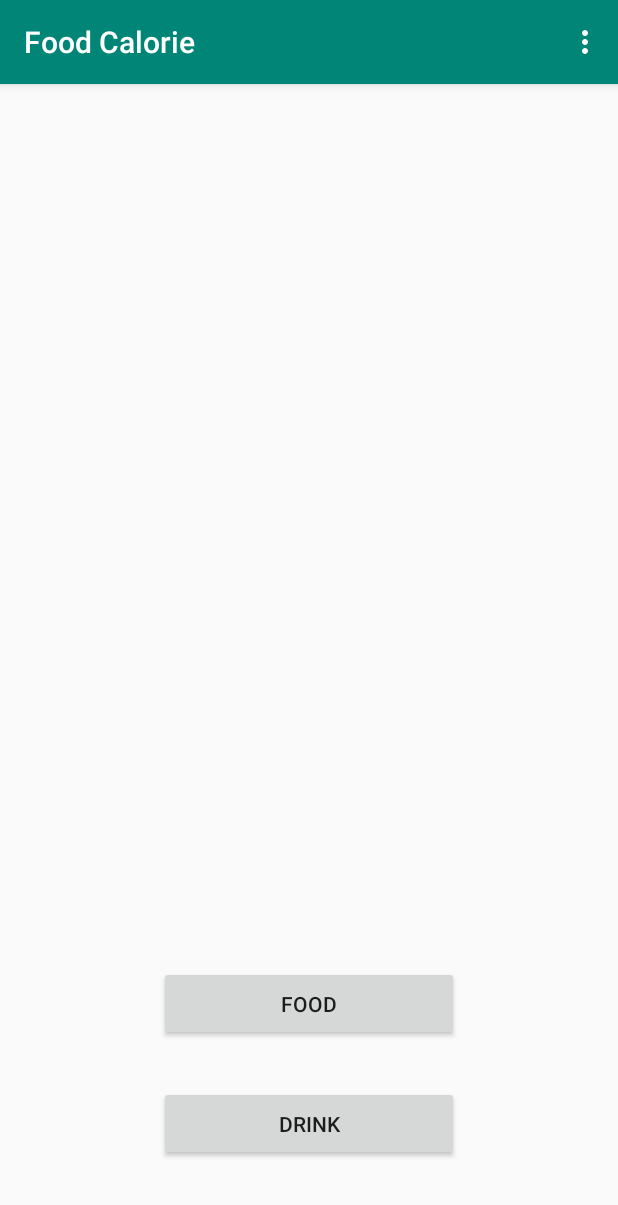
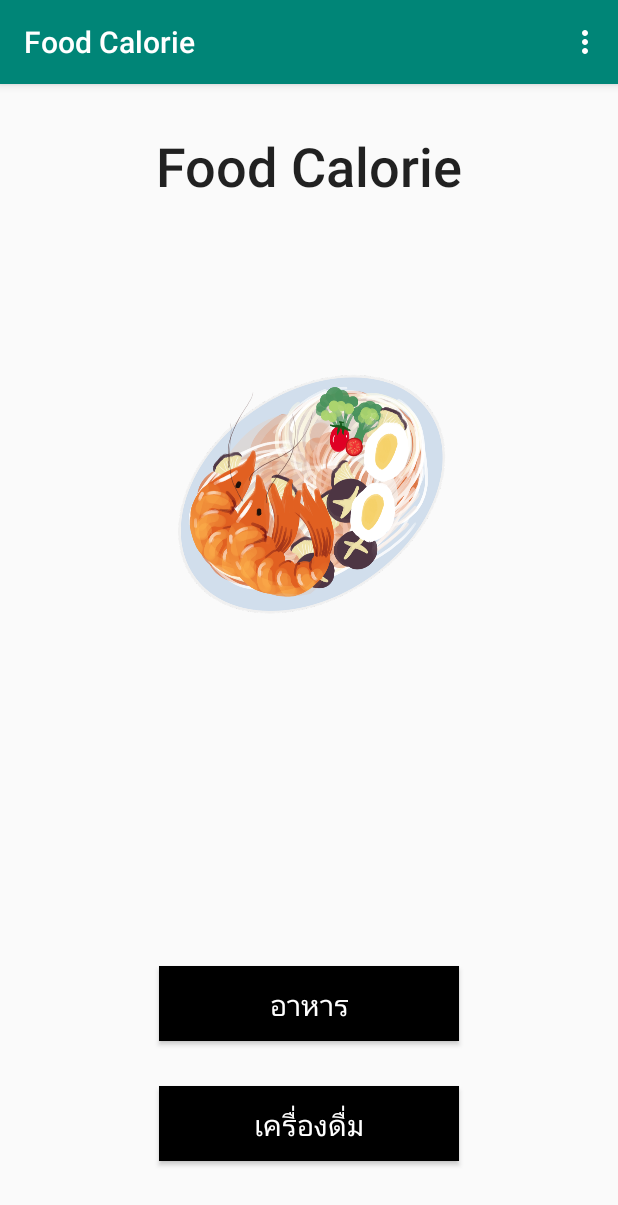
Before and after one commit to maisorawit/FoodCalorie_Kotlin, an Android app: the screen it shows after launch (MainActivity), on a phone screen of 412 x 824 dp. Shown: the top 1205 px of the screen. Run offline under Robolectric (Android 15) with nearby library versions, the phone set to English and light mode, and no system bars; our stand-ins replace data binding, navigation-ui.

Commit message:
Finish HomeV1

```diff
--- a/app/src/main/res/layout/fragment_home.xml
+++ b/app/src/main/res/layout/fragment_home.xml
@@ -13,7 +13,11 @@
             android:layout_width="@dimen/menu_width"
             android:layout_height="@dimen/menu_height"
             android:layout_marginBottom="30dp"
-            android:text="Food"
+            android:background="@color/black"
+            android:text="อาหาร"
+            android:textAppearance="@style/TextAppearance.AppCompat.Body2"
+            android:textColor="@color/white"
+            android:textSize="@dimen/text_nameicon"
             app:layout_constraintBottom_toTopOf="@+id/button_drink"
             app:layout_constraintEnd_toEndOf="parent"
             app:layout_constraintHorizontal_bias="0.5"
@@ -24,12 +28,38 @@
             android:layout_width="@dimen/menu_width"
             android:layout_height="@dimen/menu_height"
             android:layout_marginBottom="50dp"
-            android:text="Drink"
+            android:background="@color/black"
+            android:text="เครื่องดื่ม"
+            android:textAppearance="@style/TextAppearance.AppCompat.Body2"
+            android:textColor="@color/white"
+            android:textSize="@dimen/text_nameicon"
             app:layout_constraintBottom_toBottomOf="parent"
             app:layout_constraintEnd_toEndOf="parent"
             app:layout_constraintHorizontal_bias="0.5"
             app:layout_constraintStart_toStartOf="parent" />
 
+        <ImageView
+            android:id="@+id/imageView"
+            android:layout_width="199dp"
+            android:layout_height="189dp"
+            android:layout_marginTop="100dp"
+            app:layout_constraintEnd_toEndOf="parent"
+            app:layout_constraintStart_toStartOf="parent"
+            app:layout_constraintTop_toBottomOf="@+id/textView_icon"
+            app:srcCompat="@drawable/icon" />
+
+        <TextView
+            android:id="@+id/textView_icon"
+            android:layout_width="wrap_content"
+            android:layout_height="wrap_content"
+            android:layout_marginTop="30dp"
+            android:text="@string/text_icon"
+            android:textAppearance="@style/TextAppearance.AppCompat.Body2"
+            android:textSize="36sp"
+            app:layout_constraintEnd_toEndOf="parent"
+            app:layout_constraintStart_toStartOf="parent"
+            app:layout_constraintTop_toTopOf="parent" />
+
     </androidx.constraintlayout.widget.ConstraintLayout>
 
 </layout>
--- a/app/src/main/res/navigation/navigation.xml
+++ b/app/src/main/res/navigation/navigation.xml
@@ -32,7 +32,11 @@
         android:id="@+id/drinkMenuFragment"
         android:name="buu.informatics.s59160135.foodcalorie.DrinkMenuFragment"
         android:label="Drink Menu"
-        tools:layout="@layout/fragment_drink_menu" />
+        tools:layout="@layout/fragment_drink_menu" >
+        <action
+            android:id="@+id/action_drinkMenuFragment_to_resultFragment"
+            app:destination="@id/resultFragment" />
+    </fragment>
     <fragment
         android:id="@+id/resultFragment"
         android:name="buu.informatics.s59160135.foodcalorie.ResultFragment"
--- a/app/src/main/res/values/colors.xml
+++ b/app/src/main/res/values/colors.xml
@@ -3,4 +3,8 @@
     <color name="colorPrimary">#008577</color>
     <color name="colorPrimaryDark">#00574B</color>
     <color name="colorAccent">#D81B60</color>
+    <color name="black">#000000</color>
+    <color name="white">#FFFFFF</color>
+
+
 </resources>
--- a/app/src/main/res/values/strings.xml
+++ b/app/src/main/res/values/strings.xml
@@ -8,4 +8,9 @@
     <string name="text_grill">ย่าง</string>
     <string name="text_boil">ต้ม</string>
     <string name="text_stir">ผัด</string>
+    <string name="text_juice">น้ำผลไม้</string>
+    <string name="text_soda">น้ำอัดลม</string>
+    <string name="text_coffee">กาแฟ</string>
+    <string name="text_alcohol">แอลกอฮอล์</string>
+    <string name="text_icon">Food Calorie</string>
 </resources>
```
Also changed, not shown: app/src/main/java/buu/informatics/s59160135/foodcalorie/DrinkMenuFragment.kt (+22 -0 lines), app/src/main/res/layout/fragment_drink_menu.xml (+59 -1 lines), app/src/main/res/drawable-v24/icon.png (added).
